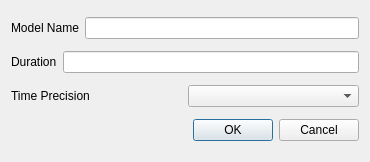
Qt form client/ui/ModelSettings.ui (littlehobbit/ns-client) before a commit.
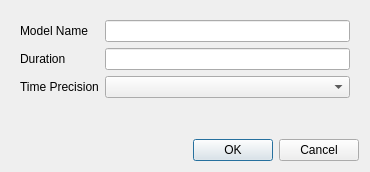
The same form after that commit.

Commit message: add FormLayout to model settings

```diff
--- a/client/ui/ModelSettings.ui
+++ b/client/ui/ModelSettings.ui
@@ -7,54 +7,66 @@
     <x>0</x>
     <y>0</y>
     <width>370</width>
-    <height>162</height>
+    <height>172</height>
    </rect>
   </property>
+  <property name="sizePolicy">
+   <sizepolicy hsizetype="Fixed" vsizetype="Fixed">
+    <horstretch>0</horstretch>
+    <verstretch>0</verstretch>
+   </sizepolicy>
+  </property>
+  <property name="maximumSize">
+   <size>
+    <width>370</width>
+    <height>172</height>
+   </size>
+  </property>
   <property name="windowTitle">
    <string>Model settings</string>
   </property>
   <layout class="QVBoxLayout" name="verticalLayout">
    <item>
-    <layout class="QHBoxLayout" name="horizontalLayout">
-     <item>
+    <widget class="QWidget" name="widget" native="true">
+     <property name="sizePolicy">
+      <sizepolicy hsizetype="Minimum" vsizetype="Minimum">
+       <horstretch>0</horstretch>
+       <verstretch>0</verstretch>
+      </sizepolicy>
+     </property>
+     <layout class="QFormLayout" name="formLayout">
+      <item row="0" column="0">
       <widget class="QLabel" name="name_label">
        <property name="text">
         <string>Model Name</string>
        </property>
       </widget>
      </item>
-     <item>
+      <item row="0" column="1">
       <widget class="QLineEdit" name="name_edit"/>
      </item>
-    </layout>
-   </item>
-   <item>
-    <layout class="QHBoxLayout" name="horizontalLayout_2">
-     <item>
+      <item row="1" column="0">
       <widget class="QLabel" name="duration_label">
        <property name="text">
         <string>Duration</string>
        </property>
       </widget>
      </item>
-     <item>
+      <item row="1" column="1">
       <widget class="QLineEdit" name="duration_edit"/>
      </item>
-    </layout>
-   </item>
-   <item>
-    <layout class="QHBoxLayout" name="horizontalLayout_3">
-     <item>
+      <item row="2" column="0">
       <widget class="QLabel" name="time_label">
        <property name="text">
         <string>Time Precision</string>
        </property>
       </widget>
      </item>
-     <item>
+      <item row="2" column="1">
       <widget class="QComboBox" name="time_combo"/>
      </item>
     </layout>
+    </widget>
    </item>
    <item>
     <widget class="QDialogButtonBox" name="buttonBox">
```
Lines whose indentation alone changed are shown as unchanged.
